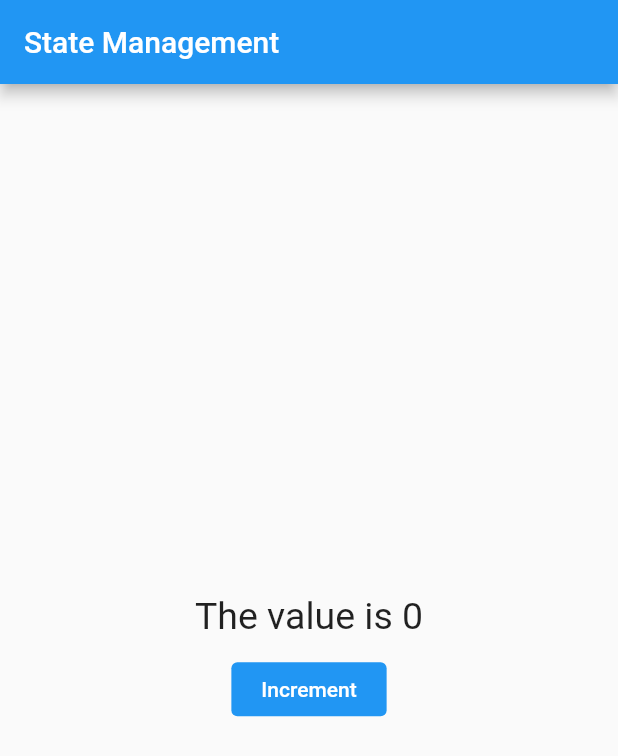
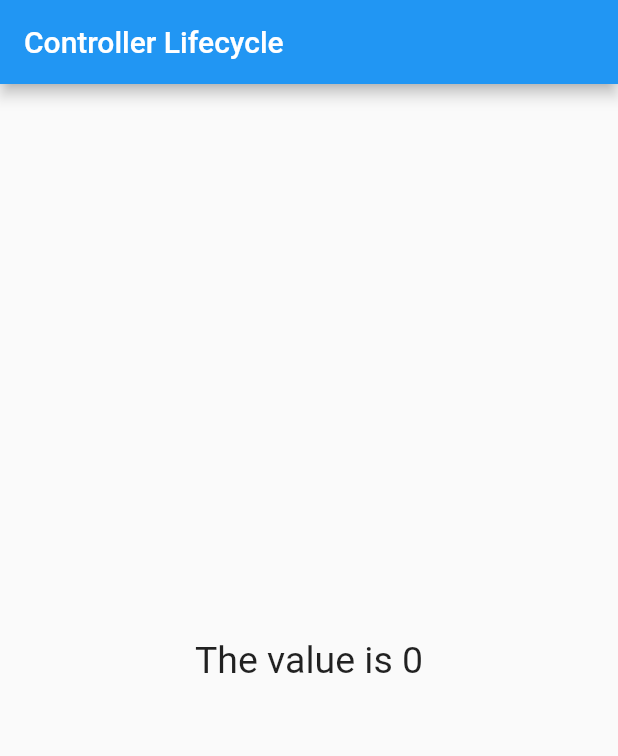
Before and after one commit to shubham3135/FlutterStateManagementGetX, a Flutter app: the screen it shows after launch, on a phone screen of 412 x 824 dp. Shown: the top 756 px of the screen. Run offline on Flutter 3.47's test engine with Material 2 defaults, Android fonts, the phone set to English and light mode, and no system bars; our stand-ins replace get.

Commit message:
GetX Controller Lifecycle methods called

```diff
--- a/lib/main.dart
+++ b/lib/main.dart
@@ -8,18 +8,18 @@ void main() {
 
 class MyApp extends StatelessWidget {
   // Create the instance of Controller
-  // MyController myController = Get.put(MyController());
+  MyController myController = Get.put(MyController());
 
   @override
   Widget build(BuildContext context) {
     return GetMaterialApp(
-      title: 'State Management',
+      title: 'Controller Lifecycle',
       theme: ThemeData(
         primarySwatch: Colors.blue,
       ),
       home: Scaffold(
         appBar: AppBar(
-          title: Text('State Management'),
+          title: Text('Controller Lifecycle'),
         ),
         body: Center(
           child: Column(
@@ -27,21 +27,20 @@ class MyApp extends StatelessWidget {
             crossAxisAlignment: CrossAxisAlignment.center,
             children: [
               /**
-               * Using GetBuilder controller for state management and separating the ui code
+               * Using GetXController Lifecycle methods
                */
               GetBuilder<MyController>(
-                // If instance of controller not created at top
-                init: MyController(),
+                // If instance of onInit and onClose not created at MyController class
+                // initState: (data) => myController.increment(),
+                // dispose: (_) => myController.cleanUpTask(),
                 builder: (controller) {
                   return Text(
-                    // 'The value is ${myController.count}',
-                    // If instance of controller not created at top
                     'The value is ${controller.count}',
                     style: TextStyle(fontSize: 25),
                   );
                 },
               ),
-              SizedBox(height: 10),
+              /*SizedBox(height: 10),
               TextButton(
                 onPressed: () {
                   // myController.increment();
@@ -54,7 +53,7 @@ class MyApp extends StatelessWidget {
                   backgroundColor: Colors.blue,
                   padding: EdgeInsets.symmetric(horizontal: 20),
                 ),
-              ),
+              ),*/
             ],
           ),
         ),
```
Also changed, not shown: lib/my_controller.dart (+20 -2 lines).
